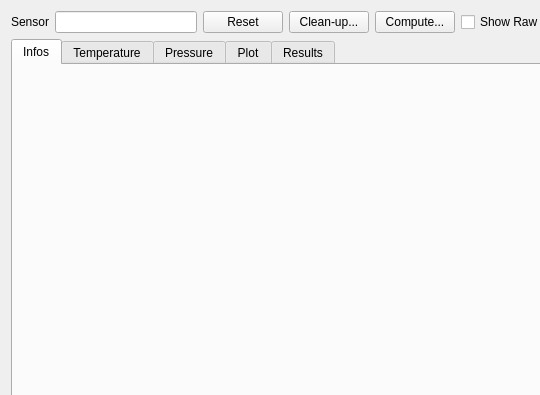
Old version of the form molonaviz/widgetpoint.ui in the repository SandraClodion/projet_molonaviz; both pictures show x 0 to 540 and y 0 to 395 of the 724 by 500 pixel window.
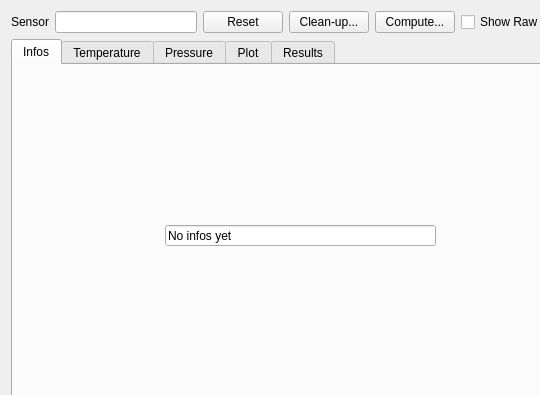
New version of the form. The open tabs and pages were chosen to show the change.

Commit message: Fenêtre Point

Diff of the .ui file:
```diff
--- a/molonaviz/widgetpoint.ui
+++ b/molonaviz/widgetpoint.ui
@@ -82,6 +82,19 @@
       <attribute name="title">
        <string>Infos</string>
       </attribute>
+      <widget class="QLineEdit" name="lineEdit">
+       <property name="geometry">
+        <rect>
+         <x>152</x>
+         <y>160</y>
+         <width>271</width>
+         <height>21</height>
+        </rect>
+       </property>
+       <property name="text">
+        <string>No infos yet</string>
+       </property>
+      </widget>
      </widget>
      <widget class="QWidget" name="tabTemperature">
       <attribute name="title">
```
Left out of the diff: 2 changed lines with no effect on the pictures. The commit also changes 2 other files.
